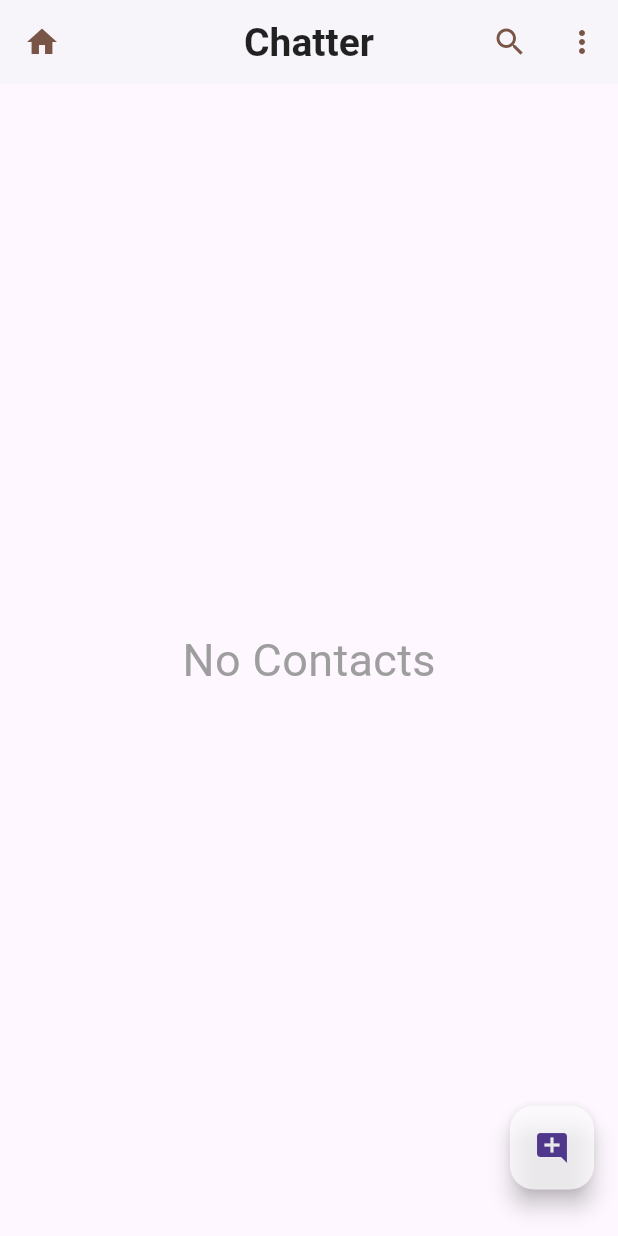
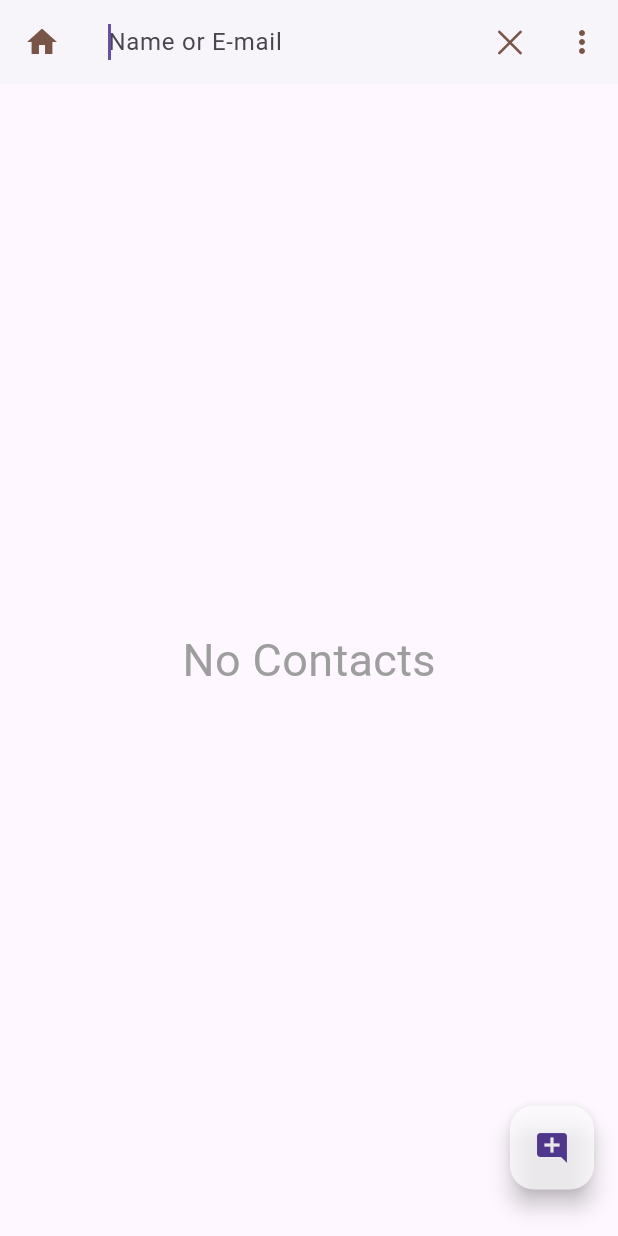
Before and after one commit to Ahnaf-Mollick/Chatter, a Flutter app: the HomeScreen screen opened directly, after a tap on the "search" icon, on a phone screen of 412 x 824 dp. Run offline on Flutter 3.47's test engine with Material 3 defaults, Android fonts, the phone set to English and light mode, and no system bars; our stand-ins replace cached_network_image, cloud_firestore, firebase_auth, firebase_core, google_sign_in; accounts and stored records are empty.

Commit message:
Initial commit

```diff
--- a/lib/api/apis.dart
+++ b/lib/api/apis.dart
@@ -6,7 +6,18 @@ class APIs {
   static FirebaseAuth auth = FirebaseAuth.instance;
   static FirebaseFirestore firestore = FirebaseFirestore.instance;
   static User get user => auth.currentUser!;
+  static late ChatUser me;
   //for checking existed user
+  static Future<void> getSelfInfo() async {
+    await firestore.collection('user').doc(user.uid).get().then((user) async {
+      if (user.exists) {
+        me = ChatUser.fromJson(user.data()!);
+      } else {
+        await createUser().then((value) => getSelfInfo());
+      }
+    });
+  }
+
   static Future<bool> userExists() async {
     return (await firestore.collection('user').doc(user.uid).get()).exists;
   }
@@ -29,4 +40,18 @@ class APIs {
         .doc(user.uid)
         .set(chatUser.toJson()));
   }
+
+  static Stream<QuerySnapshot<Map<String, dynamic>>> getAllUsers() {
+    return firestore
+        .collection('user')
+        .where('id', isNotEqualTo: user.uid)
+        .snapshots();
+  }
+
+  static Future<void> updateUserInfo() async {
+    await firestore
+        .collection('user')
+        .doc(user.uid)
+        .update({'name': me.name, 'about': me.about});
+  }
 }
--- a/lib/models/chat_user.dart
+++ b/lib/models/chat_user.dart
@@ -9,15 +9,15 @@ class ChatUser {
       required this.isOnline,
       required this.email,
       required this.pushToken});
-  late final String image;
-  late final String about;
-  late final String name;
-  late final String createdAt;
-  late final String id;
-  late final String lastActive;
-  late final bool isOnline;
-  late final String email;
-  late final String pushToken;
+  late String image;
+  late String about;
+  late String name;
+  late String createdAt;
+  late String id;
+  late String lastActive;
+  late bool isOnline;
+  late String email;
+  late String pushToken;
 
   ChatUser.fromJson(Map<String, dynamic> json) {
     image = json['image'] ?? '';
--- a/lib/screens/home_screen.dart
+++ b/lib/screens/home_screen.dart
@@ -1,9 +1,8 @@
 import 'package:chatter/models/chat_user.dart';
-import 'package:chatter/screens/auth/login_screen.dart';
 import 'package:chatter/screens/profile_screem.dart';
 import 'package:chatter/widgets/chat_user_card.dart';
+import 'package:flutter/cupertino.dart';
 import 'package:flutter/material.dart';
-import 'package:google_sign_in/google_sign_in.dart';
 import '../api/apis.dart';
 
 class HomeScreen extends StatefulWidget {
@@ -14,22 +13,56 @@ class HomeScreen extends StatefulWidget {
 }
 
 class _HomeScreenState extends State<HomeScreen> {
-  List<ChatUser> list = [];
+  List<ChatUser> _list = [];
+  final List<ChatUser> _searchList = [];
+  bool _isSearching = false;
+  @override
+  void initState() {
+    super.initState();
+    APIs.getSelfInfo();
+  }
 
   @override
   Widget build(BuildContext context) {
     return Scaffold(
       appBar: AppBar(
         leading: const Icon(Icons.home),
-        title: const Text('Chatter'),
+        title: _isSearching
+            ? TextField(
+                decoration: const InputDecoration(
+                    border: InputBorder.none, hintText: 'Name or E-mail'),
+                autofocus: true,
+                style: const TextStyle(fontSize: 16),
+                onChanged: (val) {
+                  _searchList.clear();
+                  for (var i in _list) {
+                    if (i.name.toLowerCase().contains(val.toLowerCase()) ||
+                        i.email.toLowerCase().contains(val.toLowerCase())) {
+                      _searchList.add(i);
+                    }
+                    setState(() {
+                      _searchList;
+                    });
+                  }
+                },
+              )
+            : const Text('Chatter'),
         actions: [
-          IconButton(onPressed: () {}, icon: const Icon(Icons.search)),
+          IconButton(
+              onPressed: () {
+                setState(() {
+                  _isSearching = !_isSearching;
+                  _searchList.clear();
+                });
+              },
+              icon: Icon(
+                  _isSearching ? CupertinoIcons.clear_thick : Icons.search)),
           IconButton(
               onPressed: () {
                 Navigator.push(
                     context,
                     MaterialPageRoute(
-                        builder: (_) => ProfileScreen(user: list[0])));
+                        builder: (_) => ProfileScreen(user: APIs.me)));
               },
               icon: const Icon(Icons.more_vert)),
         ],
@@ -43,7 +76,7 @@ class _HomeScreenState extends State<HomeScreen> {
         ),
       ),
       body: StreamBuilder(
-        stream: APIs.firestore.collection('user').snapshots(),
+        stream: APIs.getAllUsers(),
         builder: (context, snapshot) {
           switch (snapshot.connectionState) {
             case ConnectionState.waiting:
@@ -54,15 +87,17 @@ class _HomeScreenState extends State<HomeScreen> {
             // TODO: Handle this case.
             case ConnectionState.done:
               final data = snapshot.data?.docs;
-              list =
+              _list =
                   data?.map((e) => ChatUser.fromJson(e.data())).toList() ?? [];
 
-              if (list.isNotEmpty) {
+              if (_list.isNotEmpty) {
                 return ListView.builder(
-                    itemCount: list.length,
+                    itemCount: _isSearching ? _searchList.length : _list.length,
                     physics: const BouncingScrollPhysics(),
                     itemBuilder: (context, index) {
-                      return ChatUserCard(user: list[index]);
+                      return ChatUserCard(
+                          user:
+                              _isSearching ? _searchList[index] : _list[index]);
                       //return Text('Name:${list[index]}');
                     });
               } else {
```
Also changed, not shown: lib/screens/profile_screem.dart (+35 -10 lines).
